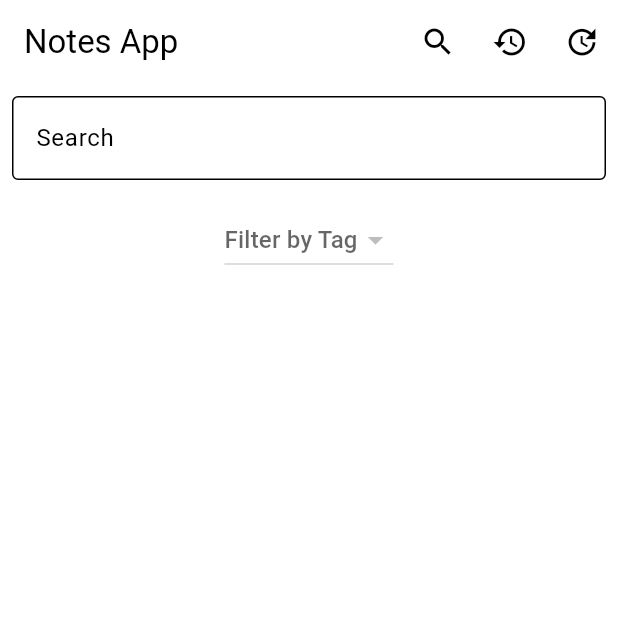
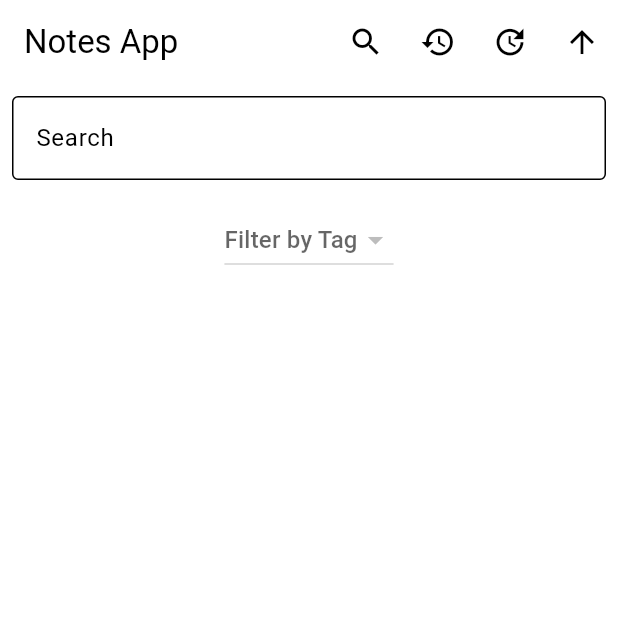
Before and after one commit to bileldhouaibi/CocusNoteApp, a Flutter app: the screen it shows after launch, on a phone screen of 412 x 824 dp, the top half of it. Run offline on Flutter 3.47's test engine with Material 3 defaults, Android fonts, the light colour scheme and no system bars; our stand-ins replace pdf, printing; missing offline and left inert: dart:html, image_picker_web.

Commit message:
adding the sort by date and the linking

```diff
--- a/lib/main.dart
+++ b/lib/main.dart
@@ -16,6 +16,7 @@ class MyApp extends StatelessWidget {
     return ChangeNotifierProvider(
       create: (context) => NotesProvider(),
       child: MaterialApp(
+        debugShowCheckedModeBanner: false,
         title: 'Notes App',
         theme: themeData,
         home: NotesListScreen(),
--- a/lib/models/notes_model.dart
+++ b/lib/models/notes_model.dart
@@ -6,7 +6,9 @@ class Note {
   String content;
   Uint8List? image;
   List<String> tags;
-  List<NoteVersion> versions;
+  DateTime createdDate;
+  DateTime updatedDate;
+  List<String> linkedNotes;
 
   Note({
     required this.id,
@@ -14,22 +16,35 @@ class Note {
     required this.content,
     this.image,
     this.tags = const [],
-    this.versions = const [],
+    required this.createdDate,
+    required this.updatedDate,
+    this.linkedNotes = const [],
   });
+
+  @override
+  bool operator ==(Object other) {
+    if (identical(this, other)) return true;
+
+    return other is Note &&
+        other.id == id &&
+        other.title == title &&
+        other.content == content &&
+        other.image == image &&
+        other.tags == tags &&
+        other.createdDate == createdDate &&
+        other.updatedDate == updatedDate &&
+        other.linkedNotes == linkedNotes;
+  }
+
+  @override
+  int get hashCode {
+    return id.hashCode ^
+        title.hashCode ^
+        content.hashCode ^
+        image.hashCode ^
+        tags.hashCode ^
+        createdDate.hashCode ^
+        updatedDate.hashCode ^
+        linkedNotes.hashCode;
+  }
 }
-
-class NoteVersion {
-  final String title;
-  final String content;
-  final Uint8List? image;
-  final List<String> tags;
-  final DateTime timestamp;
-
-  NoteVersion({
-    required this.title,
-    required this.content,
-    this.image,
-    required this.tags,
-    required this.timestamp,
-  });
-}
--- a/lib/screens/add_note_screen.dart
+++ b/lib/screens/add_note_screen.dart
@@ -111,6 +111,8 @@ class _AddNoteScreenState extends State<AddNoteScreen> {
                     content: _contentController.text,
                     image: _pickedImage,
                     tags: _tags,
+                    createdDate: DateTime.now(),
+                    updatedDate: DateTime.now(),
                   );
                   Provider.of<NotesProvider>(context, listen: false)
                       .addNote(note);
--- a/lib/screens/edit_note_screen.dart
+++ b/lib/screens/edit_note_screen.dart
@@ -129,6 +129,8 @@ class _EditNoteScreenState extends State<EditNoteScreen> {
                   content: _contentController.text,
                   image: _pickedImage ?? _existingImage,
                   tags: _tags,
+                  createdDate: widget.note.createdDate,
+                  updatedDate: DateTime.now(),
                 );
                 Provider.of<NotesProvider>(context, listen: false)
                     .updateNote(updatedNote);
--- a/lib/screens/notes_list_screen.dart
+++ b/lib/screens/notes_list_screen.dart
@@ -14,6 +14,7 @@ class NotesListScreen extends StatefulWidget {
 class _NotesListScreenState extends State<NotesListScreen> {
   String? _selectedTag;
   String _searchQuery = '';
+  bool _sortAscending = true;
 
   @override
   Widget build(BuildContext context) {
@@ -31,6 +32,8 @@ class _NotesListScreenState extends State<NotesListScreen> {
             note.content.toLowerCase().contains(_searchQuery.toLowerCase());
       }).toList();
     }
+
+    notesProvider.sortNotesByDate(ascending: _sortAscending);
 
     List<String> allTags = notesProvider.getAllTags();
 
@@ -52,6 +55,15 @@ class _NotesListScreenState extends State<NotesListScreen> {
             icon: Icon(Icons.update),
             onPressed: () {
               Navigator.of(context).pushNamed('/updated-notes');
+            },
+          ),
+          IconButton(
+            icon: Icon(
+                _sortAscending ? Icons.arrow_upward : Icons.arrow_downward),
+            onPressed: () {
+              setState(() {
+                _sortAscending = !_sortAscending;
+              });
             },
           ),
         ],
@@ -121,6 +133,14 @@ class _NotesListScreenState extends State<NotesListScreen> {
                               .map((tag) => Chip(label: Text(tag)))
                               .toList(),
                         ),
+                        Text(
+                          'Created: ${note.createdDate}',
+                          style: TextStyle(fontSize: 12, color: Colors.black54),
+                        ),
+                        Text(
+                          'Updated: ${note.updatedDate}',
+                          style: TextStyle(fontSize: 12, color: Colors.black54),
+                        ),
                       ],
                     ),
                     onTap: () {
--- a/lib/theme.dart
+++ b/lib/theme.dart
@@ -1,6 +1,6 @@
 import 'package:flutter/material.dart';
 
-final ColorScheme colorScheme = ColorScheme.light(
+const ColorScheme colorScheme = ColorScheme.light(
   primary: Color(0xFFFFA726), // Orange color for primary actions
   onPrimary: Colors.white,
   secondary: Color(0xFFF5F5F5), // Light grey for backgrounds
@@ -15,21 +15,21 @@ final ThemeData themeData = ThemeData(
   useMaterial3: true,
   colorScheme: colorScheme,
   typography: Typography.material2021(
-    black: TextTheme(
-      headline1: TextStyle(
+    black: const TextTheme(
+      displayLarge: TextStyle(
           fontSize: 32, fontWeight: FontWeight.bold, color: Colors.black),
-      headline2: TextStyle(
+      displayMedium: TextStyle(
           fontSize: 24, fontWeight: FontWeight.bold, color: Colors.black),
-      bodyText1: TextStyle(fontSize: 16, color: Colors.black),
-      bodyText2: TextStyle(fontSize: 14, color: Colors.black54),
+      bodyLarge: TextStyle(fontSize: 16, color: Colors.black),
+      bodyMedium: TextStyle(fontSize: 14, color: Colors.black54),
     ),
-    white: TextTheme(
-      headline1: TextStyle(
+    white: const TextTheme(
+      displayLarge: TextStyle(
           fontSize: 32, fontWeight: FontWeight.bold, color: Colors.white),
-      headline2: TextStyle(
+      displayMedium: TextStyle(
           fontSize: 24, fontWeight: FontWeight.bold, color: Colors.white),
-      bodyText1: TextStyle(fontSize: 16, color: Colors.white),
-      bodyText2: TextStyle(fontSize: 14, color: Colors.white70),
+      bodyLarge: TextStyle(fontSize: 16, color: Colors.white),
+      bodyMedium: TextStyle(fontSize: 14, color: Colors.white70),
     ),
   ),
   buttonTheme: ButtonThemeData(
@@ -44,15 +44,15 @@ final ThemeData themeData = ThemeData(
     disabledColor: Colors.grey,
     selectedColor: colorScheme.primary,
     secondarySelectedColor: colorScheme.primary.withOpacity(0.48),
-    padding: EdgeInsets.all(8),
+    padding: const EdgeInsets.all(8),
     labelStyle: TextStyle(color: colorScheme.onSecondary),
     secondaryLabelStyle: TextStyle(color: colorScheme.onPrimary),
     brightness: Brightness.light,
   ),
   elevatedButtonTheme: ElevatedButtonThemeData(
     style: ElevatedButton.styleFrom(
-      primary: colorScheme.primary,
-      onPrimary: colorScheme.onPrimary,
+      foregroundColor: colorScheme.onPrimary,
+      backgroundColor: colorScheme.primary,
       shape: RoundedRectangleBorder(
         borderRadius: BorderRadius.circular(8),
       ),
```
Also changed, not shown: lib/provisers/note_provider.dart (+39 -4 lines), lib/screens/note_detail_screen.dart (+81 -13 lines).
